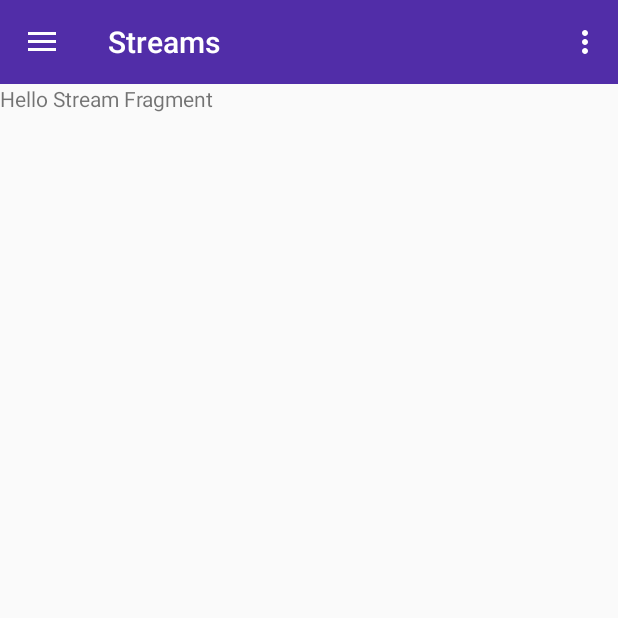
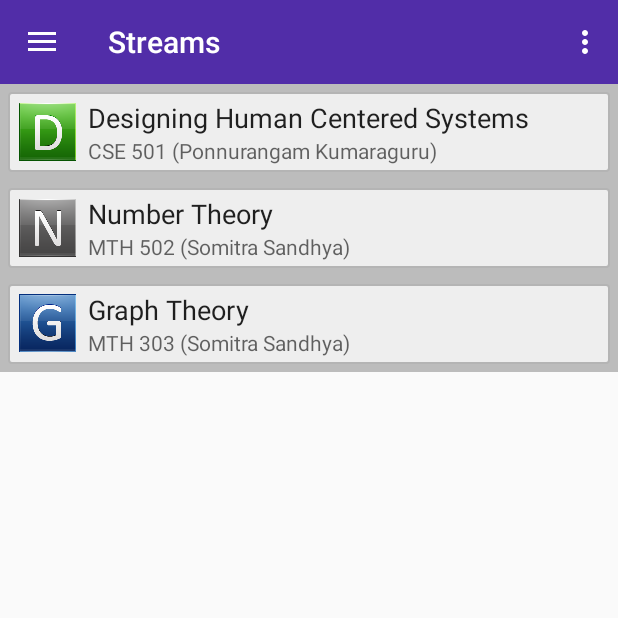
Before and after one commit to ShivamThukral/CourseExchange, an Android app: the screen it shows after launch (MainActivity), in the side drawer, after a tap on "Streams", on a phone screen of 412 x 824 dp, the top half of it. Run offline under Robolectric (Android 15) with nearby library versions, the phone set to English and light mode, and no system bars.

Commit message:
Course List Static Done

```diff
--- a/app/src/main/java/com/example/student/courseexchange/BlankFragment.java
+++ b/app/src/main/java/com/example/student/courseexchange/BlankFragment.java
@@ -1,16 +1,103 @@
 package com.example.student.courseexchange;
 
-import android.app.Activity;
-import android.net.Uri;
+
+import android.content.Context;
+import android.content.res.Resources;
+import android.graphics.drawable.Drawable;
 import android.os.Bundle;
-import android.support.v4.app.Fragment;
+import android.support.v4.app.ListFragment;
 import android.view.LayoutInflater;
 import android.view.View;
 import android.view.ViewGroup;
+import android.widget.ArrayAdapter;
+import android.widget.ImageView;
+import android.widget.ListView;
+import android.widget.TextView;
+import android.widget.Toast;
+
+import java.util.ArrayList;
+import java.util.List;
+
+class ListViewItem {
+    public final Drawable icon;       // the drawable for the ListView item ImageView
+    public final String title;        // the text for the ListView item title
+    public final String description;  // the text for the ListView item description
+
+    public ListViewItem(Drawable icon, String title, String description) {
+        this.icon = icon;
+        this.title = title;
+        this.description = description;
+    }
+}
+
+ class ListViewDemoAdapter extends ArrayAdapter<ListViewItem> {
+
+    public ListViewDemoAdapter(Context context, List<ListViewItem> items) {
+        super(context, R.layout.listview_item, items);
+    }
+
+    @Override
+    public View getView(int position, View convertView, ViewGroup parent) {
+        ViewHolder viewHolder;
+        ViewHolder viewHolder1;
+
+        if(convertView == null) {
+            // inflate the GridView item layout
+            LayoutInflater inflater = LayoutInflater.from(getContext());
+            convertView = inflater.inflate(R.layout.listview_item, parent, false);
+
+            // initialize the view holder
+            viewHolder = new ViewHolder();
+            viewHolder.ivIcon = (ImageView) convertView.findViewById(R.id.ivIcon);
+            viewHolder.tvTitle = (TextView) convertView.findViewById(R.id.tvTitle);
+            viewHolder.tvDescription = (TextView) convertView.findViewById(R.id.tvDescription);
+            convertView.setTag(viewHolder);
+
+        } else {
+            // recycle the already inflated view
+            viewHolder = (ViewHolder) convertView.getTag();
+        }
+
+        // update the item view
+        ListViewItem item = getItem(position);
+        viewHolder.ivIcon.setImageDrawable(item.icon);
+        viewHolder.tvTitle.setText(item.title);
+        viewHolder.tvDescription.setText(item.description);
+
+        return convertView;
+    }
+
+
+    private static class ViewHolder {
+        ImageView ivIcon;
+        TextView tvTitle;
+        TextView tvDescription;
+    }
+}
 
 
 
-public class BlankFragment extends Fragment {
+
+
+public class BlankFragment extends ListFragment {
+    private List<ListViewItem> mItems;        // ListView items list
+
+    @Override
+    public void onCreate(Bundle savedInstanceState) {
+        // initialize the items list
+        mItems = new ArrayList<ListViewItem>();
+        Resources resources = getResources();
+
+        mItems.add(new ListViewItem(resources.getDrawable(R.drawable.icon_letter_d), getString(R.string.dhcs_txt), getString(R.string.dhcs_dsc)));
+        mItems.add(new ListViewItem(resources.getDrawable(R.drawable.icon_letter_n), getString(R.string.number_theory_txt), getString(R.string.number_theory_dsc)));
+        mItems.add(new ListViewItem(resources.getDrawable(R.drawable.icon_letter_g), getString(R.string.graph_theory_txt), getString(R.string.graph_theory_dsc)));
+
+        setListAdapter(new ListViewDemoAdapter(getActivity(), mItems));
+
+        super.onCreate(savedInstanceState);
+
+    }
+
 
     public static BlankFragment newInstance() {
         BlankFragment fragment = new BlankFragment();
@@ -18,134 +105,37 @@ public class BlankFragment extends Fragment {
     }
 
     @Override
-    public void onActivityCreated(Bundle savedInstanceState) {
-        super.onActivityCreated(savedInstanceState);
-        /*on click listeners*/
+    public void onViewCreated(View view, Bundle savedInstanceState) {
+        super.onViewCreated(view, savedInstanceState);
+        // remove the dividers from the ListView of the ListFragment
+        getListView().setDivider(null);
     }
 
     @Override
+    public void onListItemClick(ListView l, View v, int position, long id) {
+        // retrieve theListView item
+        ListViewItem item = mItems.get(position);
+
+        // do something
+        Toast.makeText(getActivity(), item.title, Toast.LENGTH_SHORT).show();
+    }
+
+  /*  @Override
+    public void onActivityCreated(Bundle savedInstanceState) {
+        super.onActivityCreated(savedInstanceState);
+        *//*on click listeners*//*
+    }
+*/
+  /*  @Override
     public void onStart() {
         super.onStart();
     }
-
+*/
     public BlankFragment() {
         // Required empty public constructor
-    }
-
-    @Override
-    public void onCreate(Bundle savedInstanceState) {
-        super.onCreate(savedInstanceState);
-    }
-
-    @Override
-    public View onCreateView(LayoutInflater inflater, ViewGroup container,
-                             Bundle savedInstanceState) {
-        // Inflate the layout for this fragment
-        return inflater.inflate(R.layout.fragment_blank, container, false);
-    }
-
-
-    @Override
-    public void onAttach(Activity activity) {
-        super.onAttach(activity);
-
-    }
-
-    @Override
-    public void onDetach() {
-        super.onDetach();
     }
 
 
 
 
-    /*
-    // TODO: Rename parameter arguments, choose names that match
-    // the fragment initialization parameters, e.g. ARG_ITEM_NUMBER
-    private static final String ARG_PARAM1 = "param1";
-    private static final String ARG_PARAM2 = "param2";
-
-    // TODO: Rename and change types of parameters
-    private String mParam1;
-    private String mParam2;
-
-    private OnFragmentInteractionListener mListener;
-
-    *//**
-     * Use this factory method to create a new instance of
-     * this fragment using the provided parameters.
-     *
-     * @param param1 Parameter 1.
-     * @param param2 Parameter 2.
-     * @return A new instance of fragment BlankFragment.
-     *//*
-    // TODO: Rename and change types and number of parameters
-    public static BlankFragment newInstance(String param1, String param2) {
-        BlankFragment fragment = new BlankFragment();
-        Bundle args = new Bundle();
-        args.putString(ARG_PARAM1, param1);
-        args.putString(ARG_PARAM2, param2);
-        fragment.setArguments(args);
-        return fragment;
-    }
-
-    public BlankFragment() {
-        // Required empty public constructor
-    }
-
-    @Override
-    public void onCreate(Bundle savedInstanceState) {
-        super.onCreate(savedInstanceState);
-        if (getArguments() != null) {
-            mParam1 = getArguments().getString(ARG_PARAM1);
-            mParam2 = getArguments().getString(ARG_PARAM2);
-        }
-    }
-
-    @Override
-    public View onCreateView(LayoutInflater inflater, ViewGroup container,
-                             Bundle savedInstanceState) {
-        // Inflate the layout for this fragment
-        return inflater.inflate(R.layout.fragment_blank, container, false);
-    }
-
-    // TODO: Rename method, update argument and hook method into UI event
-    public void onButtonPressed(Uri uri) {
-        if (mListener != null) {
-            mListener.onFragmentInteraction(uri);
-        }
-    }
-
-    @Override
-    public void onAttach(Activity activity) {
-        super.onAttach(activity);
-        try {
-            mListener = (OnFragmentInteractionListener) activity;
-        } catch (ClassCastException e) {
-            throw new ClassCastException(activity.toString()
-                    + " must implement OnFragmentInteractionListener");
-        }
-    }
-
-    @Override
-    public void onDetach() {
-        super.onDetach();
-        mListener = null;
-    }
-
-    *//**
-     * This interface must be implemented by activities that contain this
-     * fragment to allow an interaction in this fragment to be communicated
-     * to the activity and potentially other fragments contained in that
-     * activity.
-     * <p/>
-     * See the Android Training lesson <a href=
-     * "http://developer.android.com/training/basics/fragments/communicating.html"
-     * >Communicating with Other Fragments</a> for more information.
-     *//*
-    public interface OnFragmentInteractionListener {
-        // TODO: Update argument type and name
-        public void onFragmentInteraction(Uri uri);
-    }
-*/
 }
--- a/app/src/main/java/com/example/student/courseexchange/MainActivity.java
+++ b/app/src/main/java/com/example/student/courseexchange/MainActivity.java
@@ -32,7 +32,7 @@ public class MainActivity extends AppCompatActivity
              private DrawerLayout mDrawer;
              private Toolbar toolbar;
              private NavigationView nvDrawer;
-             Fragment fragment = BlankFragment.newInstance();
+             Fragment fragment = new BlankFragment();
              ActionBarDrawerToggle drawerToggle;
              @Override
     protected void onCreate(Bundle savedInstanceState) {
@@ -172,10 +172,11 @@ public class MainActivity extends AppCompatActivity
                          fragment = DiscoverFragment.newInstance();
                          break;
                      case R.id.nav_Streams:
-                           fragment = StreamsFragment.newInstance();
+                           //fragment = StreamsFragment.newInstance();
+                         fragment = new BlankFragment();
                          break;
                      default:
-                         fragment = BlankFragment.newInstance();
+                         fragment = new BlankFragment();
                  }
 
                  try {
--- /dev/null
+++ b/app/src/main/res/drawable/frame.xml
@@ -0,0 +1,7 @@
+<?xml version="1.0" encoding="utf-8"?>
+<shape xmlns:android="http://schemas.android.com/apk/res/android"
+    android:shape="rectangle" >
+    <corners android:radius="2dp" />
+    <stroke android:width="1dp" android:color="@color/frame" />
+    <solid android:color="@color/frame_solid"/>
+</shape>
--- a/app/src/main/res/layout/fragment_blank.xml
+++ b/app/src/main/res/layout/fragment_blank.xml
@@ -4,7 +4,25 @@
     tools:context="com.example.student.courseexchange.BlankFragment">
 
     <!-- TODO: Update blank fragment layout -->
-    <TextView android:layout_width="match_parent" android:layout_height="match_parent"
-        android:text="@string/hello_blank_fragment" />
+    <LinearLayout
+        android:orientation="horizontal"
+        android:layout_width="match_parent"
+        android:layout_height="wrap_content">
+
+        <TextView android:layout_width="match_parent" android:layout_height="wrap_content"
+            android:text="@string/hello_blank_fragment" />
+    </LinearLayout>
+
+    <LinearLayout
+        android:orientation="horizontal"
+        android:layout_width="match_parent"
+        android:layout_height="match_parent">
+
+        <ListView
+            android:layout_width="match_parent"
+            android:layout_height="wrap_content"
+            android:id="@+id/listView"
+            android:layout_marginTop="20dp" />
+    </LinearLayout>
 
 </FrameLayout>
--- /dev/null
+++ b/app/src/main/res/layout/listview_item.xml
@@ -0,0 +1,47 @@
+<?xml version="1.0" encoding="utf-8"?>
+<!-- the parent view - provides the gray listfragment background color -->
+<RelativeLayout xmlns:android="http://schemas.android.com/apk/res/android"
+    android:layout_width="match_parent"
+    android:layout_height="match_parent"
+    android:layout_gravity="center"
+    android:gravity="center_vertical"
+    android:background="@color/frame_background"
+    android:padding="5dp" >
+
+    <!-- the innner view - provides the white rectangle -->
+    <RelativeLayout android:layout_width="fill_parent"
+        android:layout_height="wrap_content"
+        android:background="@drawable/frame" >
+
+        <!-- the icon view -->
+        <ImageView android:id="@+id/ivIcon"
+            android:layout_width="wrap_content"
+            android:layout_height="wrap_content"
+            android:padding="5dp"
+            android:contentDescription="@string/icon_content_description"
+            android:scaleType="fitXY"
+            android:layout_alignParentLeft="true" />
+
+        <!-- the container view for the title and description -->
+        <RelativeLayout android:layout_width="wrap_content"
+            android:layout_height="wrap_content"
+            android:layout_toRightOf="@id/ivIcon"
+            android:layout_centerVertical="true" >
+
+            <!-- the title view -->
+            <TextView android:id="@+id/tvTitle"
+                android:layout_width="wrap_content"
+                android:layout_height="wrap_content"
+                android:textAppearance="@android:style/TextAppearance.Medium" />
+
+            <!-- the description view -->
+            <TextView android:id="@+id/tvDescription"
+                android:layout_below="@id/tvTitle"
+                android:layout_width="wrap_content"
+                android:layout_height="wrap_content"
+                android:textAppearance="@android:style/TextAppearance.Small" />
+        </RelativeLayout>
+
+    </RelativeLayout>
+
+</RelativeLayout>
--- /dev/null
+++ b/app/src/main/res/values/colors.xml
@@ -0,0 +1,6 @@
+<?xml version="1.0" encoding="utf-8"?>
+<resources>
+    <color name="frame">#b4b4b4</color>
+    <color name="frame_solid">#eee</color>
+    <color name="frame_background">#bcbcbc</color>
+</resources>
--- a/app/src/main/res/values/strings.xml
+++ b/app/src/main/res/values/strings.xml
@@ -39,5 +39,18 @@
     <string name="drawer_open">Open navigation drawer</string>
     <string name="drawer_close">Close navigation drawer</string>
 
+    <!--List View Data-->
+    <string name="dhcs_txt">Designing Human Centered Systems</string>
+    <string name="dhcs_dsc">CSE 501 (Ponnurangam Kumaraguru)</string>
+    <string name="number_theory_txt">Number Theory</string>
+    <string name="number_theory_dsc">MTH 502 (Somitra Sandhya)</string>
+    <string name="graph_theory_txt">Graph Theory</string>
+    <string name="graph_theory_dsc">MTH 303 (Somitra Sandhya)</string>
+
+    <string name="icon_content_description">Sample Icon</string>
+
+
+
+
 
 </resources>
```
Also changed, not shown: app/src/main/res/drawable-xxhdpi/icon_letter_d.png (added), app/src/main/res/drawable-xxhdpi/icon_letter_g.png (added), app/src/main/res/drawable-xxhdpi/icon_letter_n.png (added).
